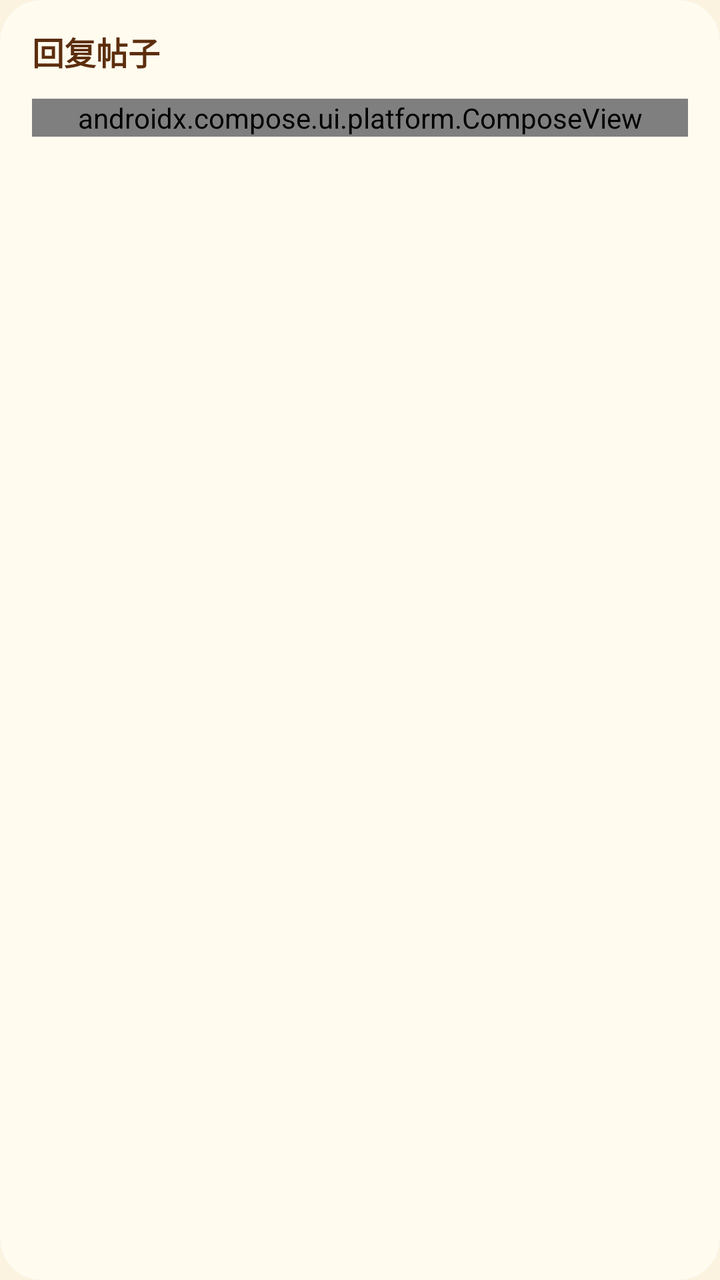
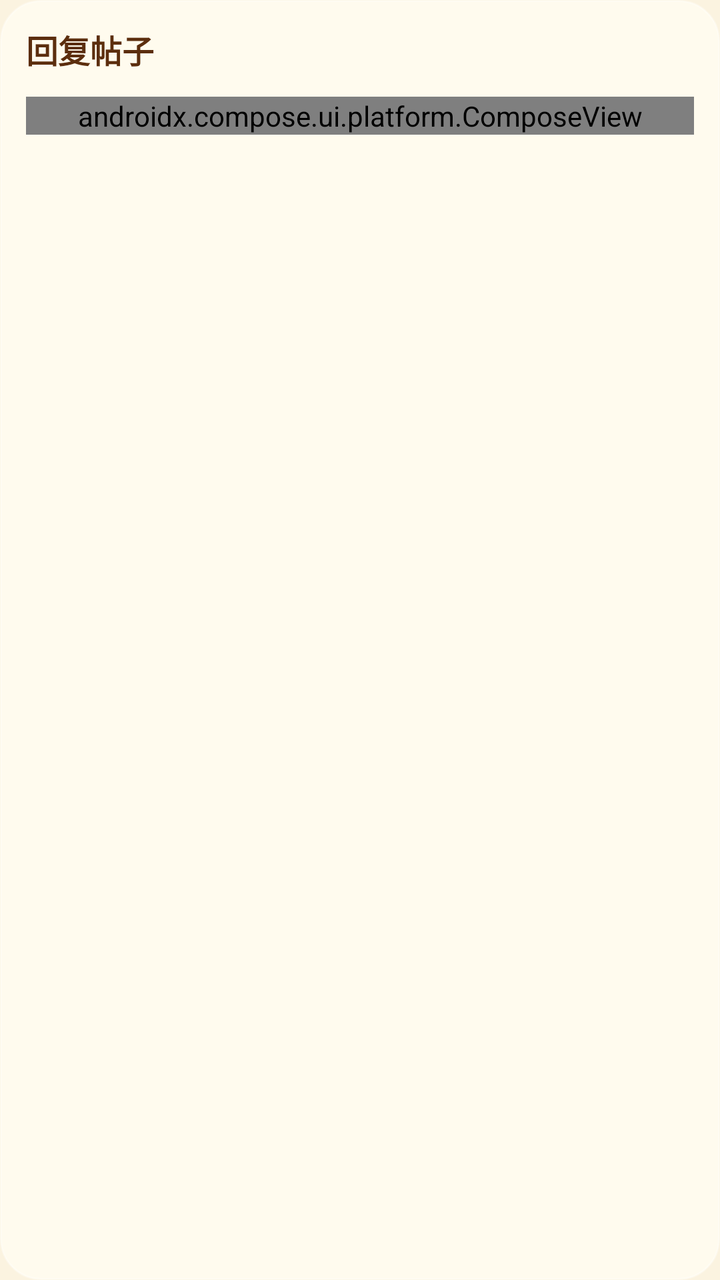

An Android layout rendered at two revisions. The XML below is the earlier revision; the diff shows what the commit changed to produce the second picture.
<!-- AndroidManifest.xml: application theme Theme.S1Client -->
<!-- res/layout/dialog_reply_sheet.xml -->
<?xml version="1.0" encoding="utf-8"?>
<LinearLayout xmlns:android="http://schemas.android.com/apk/res/android"
    android:layout_width="match_parent"
    android:layout_height="wrap_content"
    android:orientation="vertical"
    android:background="@drawable/bg_glass_sheet"
    android:elevation="12dp"
    android:paddingStart="16dp"
    android:paddingEnd="16dp"
    android:paddingTop="14dp"
    android:paddingBottom="12dp">

    <TextView
        android:id="@+id/tvSheetTitle"
        android:layout_width="match_parent"
        android:layout_height="wrap_content"
        android:text="回复帖子"
        android:textSize="16sp"
        android:textColor="?attr/s1TextTitle"
        android:textStyle="bold"
        android:layout_marginBottom="12dp" />

    
    <LinearLayout
        android:id="@+id/llQuotePreview"
        android:layout_width="match_parent"
        android:layout_height="wrap_content"
        android:orientation="vertical"
        android:background="@drawable/bg_quote_card"
        android:padding="12dp"
        android:layout_marginBottom="10dp"
        android:visibility="gone">

        <TextView
            android:id="@+id/tvQuoteAuthor"
            android:layout_width="match_parent"
            android:layout_height="wrap_content"
            android:textSize="13sp"
            android:textColor="?attr/s1Accent"
            android:textStyle="bold" />

        <TextView
            android:id="@+id/tvQuoteContent"
            android:layout_width="match_parent"
            android:layout_height="wrap_content"
            android:layout_marginTop="4dp"
            android:textSize="12sp"
            android:textColor="?attr/s1TextSecondary"
            android:maxLines="2"
            android:ellipsize="end" />
    </LinearLayout>

    
    <androidx.compose.ui.platform.ComposeView
        android:id="@+id/cvReplyEditor"
        android:layout_width="match_parent"
        android:layout_height="wrap_content" />
</LinearLayout>
<!-- resources referenced by this layout -->
<resources>
  <!-- drawable bg_glass_sheet (drawable) -->
  <?xml version="1.0" encoding="utf-8"?>
  <shape xmlns:android="http://schemas.android.com/apk/res/android"
      android:shape="rectangle">
      <solid android:color="?attr/s1GlassSheetBg" />
      <stroke
          android:width="1dp"
          android:color="?attr/s1GlassSheetLine" />
      <corners android:radius="20dp" />
  </shape>
  <!-- drawable bg_quote_card (drawable) -->
  <?xml version="1.0" encoding="utf-8"?>
  <shape xmlns:android="http://schemas.android.com/apk/res/android" android:shape="rectangle">
      <solid android:color="#F5F6F8" />
      <corners android:radius="10dp" />
      <stroke android:width="1dp" android:color="#ECECEF" />
  </shape>
  <style name="Theme.S1Client" parent="Theme.S1Client.Light" />
  <style name="Theme.S1Client.Base.Light" parent="Theme.S1Client.Palette.Light">
          <item name="android:windowBackground">@color/light_bg_page</item>
          <item name="android:statusBarColor">@android:color/transparent</item>
          <item name="android:navigationBarColor">@android:color/transparent</item>
          <item name="android:windowAnimationStyle">@style/S1WindowAnimation</item>
          
          <item name="android:windowSplashScreenBackground">@color/splash_bg</item>
          <item name="android:windowSplashScreenAnimatedIcon">@drawable/splash_icon</item>
      </style>
  <color name="light_bg_page">#FBF3E0</color>
  <color name="light_bg_card">#FFFCF0</color>
  <color name="light_bg_card_light">#FFFBF0</color>
  <color name="light_bg_topbar">#C9B896</color>
  <color name="light_bg_tabbar">#EFE0B8</color>
  <color name="light_border_card">#E5D5A8</color>
  <color name="light_border_light">#EDE0BE</color>
  <color name="light_text_title">#5C2E0E</color>
  <color name="light_text_body">#3A3A3A</color>
  <color name="light_text_secondary">#8B7355</color>
  <color name="light_text_tertiary">#9C8A6A</color>
  <color name="light_text_topbar">#3A2410</color>
  <color name="text_on_accent">#FFF8DC</color>
  <color name="light_accent">#A0522D</color>
  <color name="light_divider">#EFE0B8</color>
  <color name="light_avatar_placeholder">#A0522D</color>
  <color name="light_quote_bg">#F2EBD8</color>
  <color name="light_quote_bar">#A0522D</color>
  <color name="light_quote_text">#8A7A60</color>
  <color name="light_quote_border">#D8C8A0</color>
  <color name="light_tag_bg">#E8D9B5</color>
  <color name="light_tag_text">#7A5A2E</color>
  <color name="light_glass_bar_bg">#E6C9B896</color>
  <color name="light_glass_bar_line">#59FFFFFF</color>
  <color name="light_glass_sheet_bg">#F2FFFCF0</color>
  <color name="light_glass_sheet_line">#59FFFFFF</color>
  <color name="light_menu_sheet_bg">#CCFFFFFF</color>
  <style name="S1WindowAnimation">
          <item name="android:activityOpenEnterAnimation">@anim/s1_slide_in_right</item>
          <item name="android:activityOpenExitAnimation">@anim/s1_slide_out_left</item>
          <item name="android:activityCloseEnterAnimation">@anim/s1_slide_in_left</item>
          <item name="android:activityCloseExitAnimation">@anim/s1_slide_out_right</item>
          <item name="android:taskOpenEnterAnimation">@anim/s1_slide_in_right</item>
          <item name="android:taskOpenExitAnimation">@anim/s1_slide_out_left</item>
          <item name="android:taskCloseEnterAnimation">@anim/s1_slide_in_left</item>
          <item name="android:taskCloseExitAnimation">@anim/s1_slide_out_right</item>
      </style>
  <color name="splash_bg">#492632</color>
  <!-- unchanged entries left out for length: 3 -->
</resources>

<!-- the commit's change to res/layout/dialog_reply_sheet.xml (unified diff, before → after) -->
@@ -5,10 +5,10 @@
     android:orientation="vertical"
     android:background="@drawable/bg_glass_sheet"
     android:elevation="12dp"
-    android:paddingStart="16dp"
-    android:paddingEnd="16dp"
-    android:paddingTop="14dp"
-    android:paddingBottom="12dp">
+    android:paddingStart="13dp"
+    android:paddingEnd="13dp"
+    android:paddingTop="13dp"
+    android:paddingBottom="13dp">
 
     <TextView
         android:id="@+id/tvSheetTitle"
@@ -27,7 +27,7 @@
         android:layout_height="wrap_content"
         android:orientation="vertical"
         android:background="@drawable/bg_quote_card"
-        android:padding="12dp"
+        android:padding="13dp"
         android:layout_marginBottom="10dp"
         android:visibility="gone">
 
